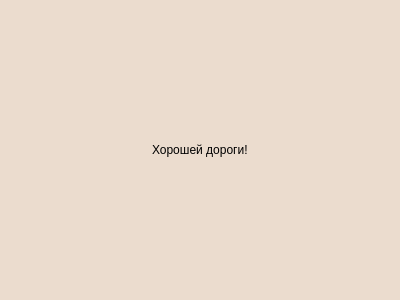
Old version of the form finishwindow.ui in the repository WvLadIck/TripLink.
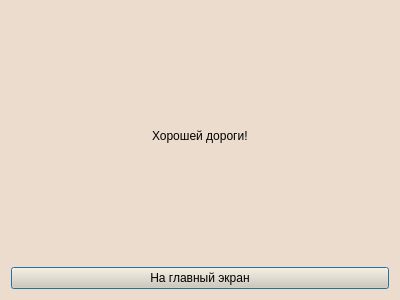
New version of the form.

```diff
--- a/finishwindow.ui
+++ b/finishwindow.ui
@@ -17,7 +17,9 @@
    <string notr="true">background-color: rgb(235, 220, 206);</string>
   </property>
   <layout class="QVBoxLayout" name="verticalLayout">
-   <item alignment="Qt::AlignmentFlag::AlignHCenter">
+   <item>
+    <layout class="QVBoxLayout" name="verticalLayout_2">
+     <item alignment="Qt::AlignHCenter">
     <widget class="QLabel" name="label">
      <property name="styleSheet">
       <string notr="true">background-color: rgb(235, 220, 206);
@@ -27,6 +29,19 @@
       <string>Хорошей дороги!</string>
      </property>
     </widget>
+     </item>
+     <item>
+      <widget class="QPushButton" name="pushButton_home">
+       <property name="styleSheet">
+        <string notr="true">background-color: rgb(224, 202, 180);
+font: 700 14pt &quot;Linux Libertine G&quot;;</string>
+       </property>
+       <property name="text">
+        <string>На главный экран</string>
+       </property>
+      </widget>
+     </item>
+    </layout>
    </item>
   </layout>
  </widget>
```
Lines whose indentation alone changed are shown as unchanged.
